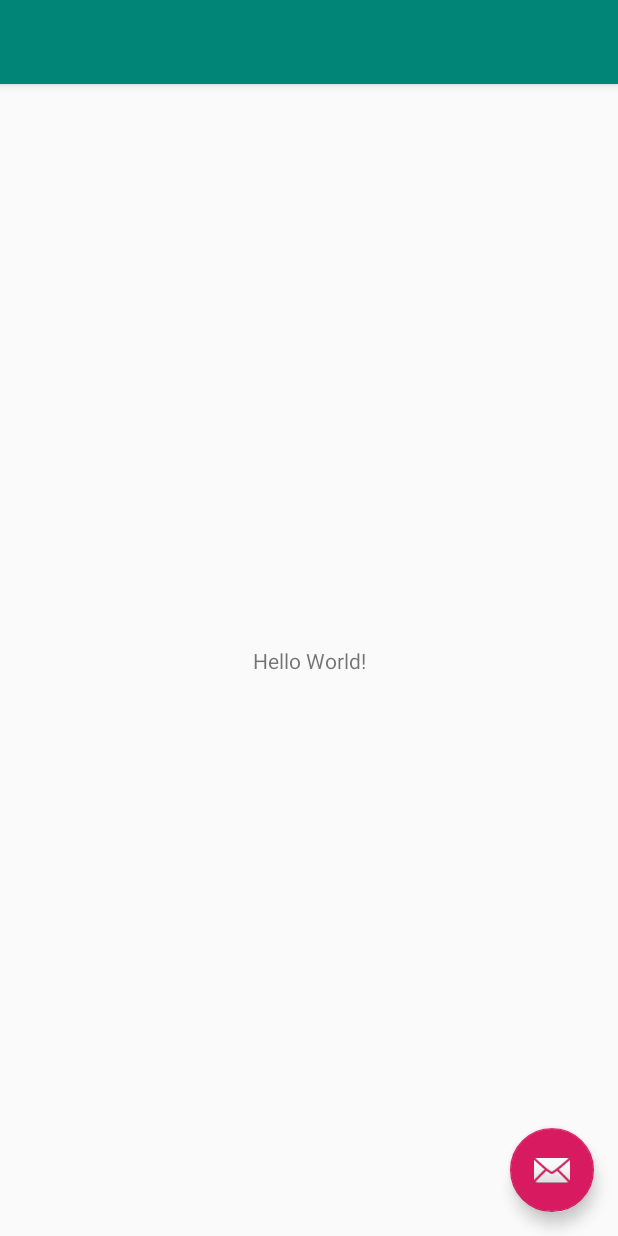
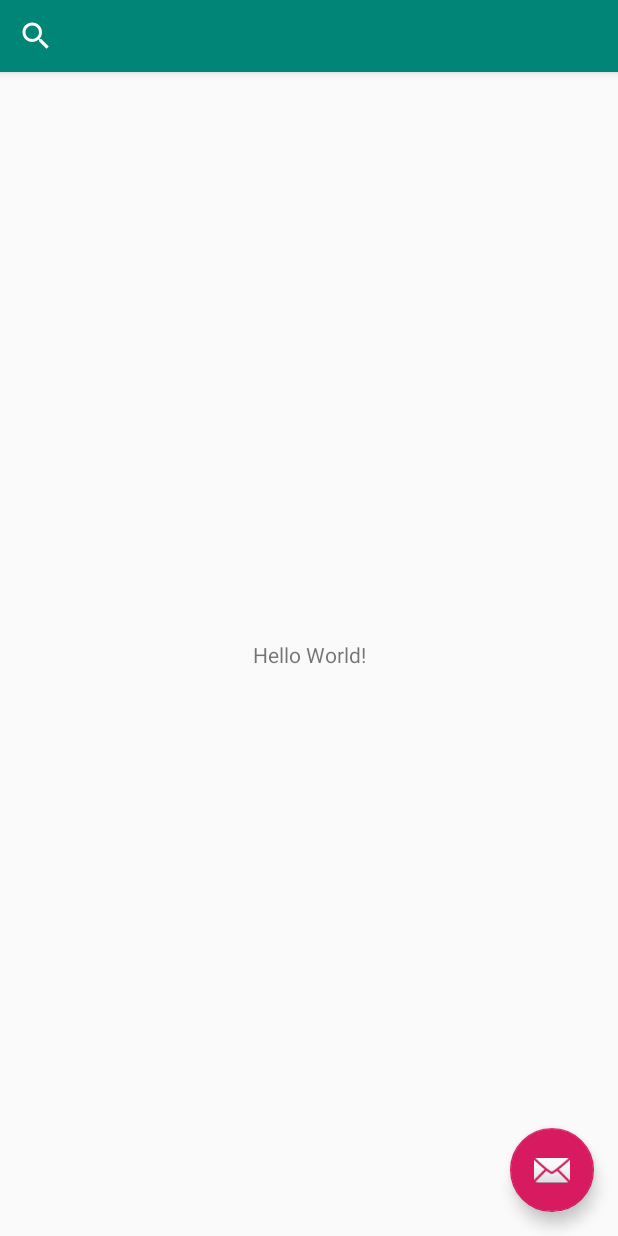
Before and after one commit to carinsa/CarINSA, an Android app: the screen it shows after launch (MainActivity), on a phone screen of 412 x 824 dp. Run offline under Robolectric (Android 15) with nearby library versions, the phone set to English and light mode, and no system bars.

Commit message:
search bar frontend

```diff
--- a/app/src/main/java/com/carinsa/MainActivity.java
+++ b/app/src/main/java/com/carinsa/MainActivity.java
@@ -1,15 +1,16 @@
 package com.carinsa;
 
 import android.content.Context;
+import android.content.Intent;
 import android.os.Bundle;
 import android.preference.PreferenceManager;
 import android.support.v7.app.AppCompatActivity;
-import org.osmdroid.tileprovider.tilesource.TileSourceFactory;
-import org.osmdroid.views.MapView;
-import org.osmdroid.config.Configuration;
+import android.view.View;
+import android.widget.SearchView;
 
 public class MainActivity extends AppCompatActivity {
-    MapView map = null;
+    //MapView map = null;
+    private SearchView searchBar;
     @Override public void onCreate(Bundle savedInstanceState) {
         super.onCreate(savedInstanceState);
 
@@ -17,7 +18,7 @@ public class MainActivity extends AppCompatActivity {
 
         //load/initialize the osmdroid configuration, this can be done
         Context ctx = getApplicationContext();
-        Configuration.getInstance().load(ctx, PreferenceManager.getDefaultSharedPreferences(ctx));
+        //Configuration.getInstance().load(ctx, PreferenceManager.getDefaultSharedPreferences(ctx));
         //setting this before the layout is inflated is a good idea
         //it 'should' ensure that the map has a writable location for the map cache, even without permissions
         //if no tiles are displayed, you can try overriding the cache path using Configuration.getInstance().setCachePath
@@ -26,9 +27,16 @@ public class MainActivity extends AppCompatActivity {
 
         //inflate and create the map
         setContentView(R.layout.activity_main);
-
-        map = (MapView) findViewById(R.id.map);
-        map.setTileSource(TileSourceFactory.MAPNIK);
+        searchBar = findViewById(R.id.search_view);
+        searchBar.setOnClickListener(new View.OnClickListener() {
+            @Override
+            public void onClick(View v) {
+                Intent searchActivity = new Intent(MainActivity.this, SearchActivity.class);
+                startActivity(searchActivity);
+            }
+        });
+        //map = (MapView) findViewById(R.id.map);
+        //map.setTileSource(TileSourceFactory.MAPNIK);
     }
 
     public void onResume(){
@@ -37,7 +45,7 @@ public class MainActivity extends AppCompatActivity {
         //if you make changes to the configuration, use
         //SharedPreferences prefs = PreferenceManager.getDefaultSharedPreferences(this);
         //Configuration.getInstance().load(this, PreferenceManager.getDefaultSharedPreferences(this));
-        map.onResume(); //needed for compass, my location overlays, v6.0.0 and up
+        //map.onResume(); //needed for compass, my location overlays, v6.0.0 and up
     }
 
     public void onPause(){
@@ -46,6 +54,6 @@ public class MainActivity extends AppCompatActivity {
         //if you make changes to the configuration, use
         //SharedPreferences prefs = PreferenceManager.getDefaultSharedPreferences(this);
         //Configuration.getInstance().save(this, prefs);
-        map.onPause();  //needed for compass, my location overlays, v6.0.0 and up
+        //map.onPause();  //needed for compass, my location overlays, v6.0.0 and up
     }
 }
--- a/app/src/main/res/layout/activity_main.xml
+++ b/app/src/main/res/layout/activity_main.xml
@@ -11,13 +11,10 @@
         android:layout_width="match_parent"
         android:layout_height="wrap_content"
         android:theme="@style/AppTheme.AppBarOverlay">
-
-        <android.support.v7.widget.Toolbar
-            android:id="@+id/toolbar"
+        <SearchView
+            android:id="@+id/search_view"
             android:layout_width="match_parent"
-            android:layout_height="?attr/actionBarSize"
-            android:background="?attr/colorPrimary"
-            app:popupTheme="@style/AppTheme.PopupOverlay" />
+            android:layout_height="match_parent" />
 
     </android.support.design.widget.AppBarLayout>
 
--- /dev/null
+++ b/app/src/main/res/xml/searchable.xml
@@ -0,0 +1,5 @@
+<?xml version="1.0" encoding="utf-8"?>
+<searchable xmlns:android="http://schemas.android.com/apk/res/android">
+    <!--android:label="@string/app_label"
+    android:hint="@string/search_hint" >-->
+</searchable>
```
Also changed, not shown: app/src/main/java/com/carinsa/SearchActivity.java (added, +22 -0 lines), app/src/main/res/layout/activity_search.xml (added, +18 -0 lines).
